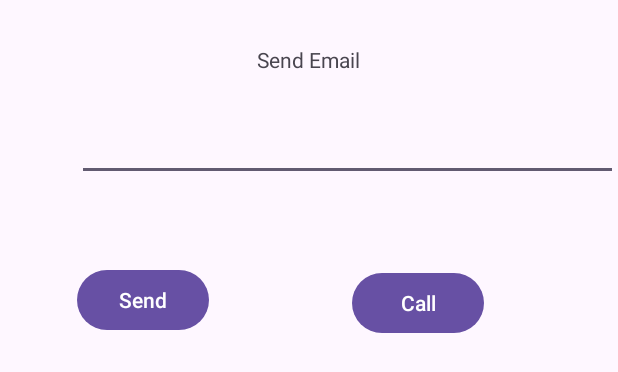
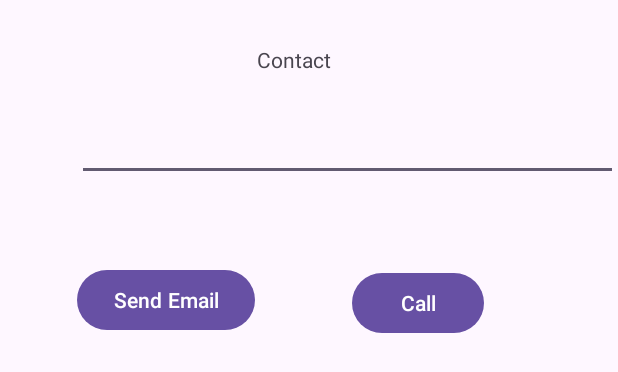
Before and after one commit to MaqC254/AndroidwithJava, an Android app: the layout activity_contact.xml on its own in the app's theme, with its tools: preview values and no code run, on a phone screen of 412 x 824 dp. Shown: the top 372 px of the screen. Run offline under Robolectric (Android 15) with nearby library versions, the phone set to English and light mode, and no system bars.

Commit message:
finish app

```diff
--- a/linkedInmock/app/src/main/res/layout/activity_contact.xml
+++ b/linkedInmock/app/src/main/res/layout/activity_contact.xml
@@ -4,11 +4,16 @@
                 android:layout_height="match_parent">
 
     <TextView
-            android:text="TextView"
-            android:layout_width="wrap_content"
-            android:layout_height="wrap_content" android:layout_alignParentStart="true"
-            android:layout_marginStart="171dp" android:layout_alignParentTop="true" android:layout_marginTop="30dp"
-            android:id="@+id/textView5" tools:text="Send Email" android:layout_centerHorizontal="true"/>
+        android:id="@+id/textView5"
+        android:layout_width="wrap_content"
+        android:layout_height="wrap_content"
+        android:layout_alignParentStart="true"
+        android:layout_alignParentTop="true"
+        android:layout_centerHorizontal="true"
+        android:layout_marginStart="171dp"
+        android:layout_marginTop="30dp"
+        android:text="Contact"
+        tools:text="Contact" />
     <EditText
             android:layout_width="match_parent"
             android:layout_height="wrap_content"
@@ -16,16 +21,27 @@
             android:ems="10"
             android:layout_alignParentStart="true" android:layout_marginStart="51dp"
             android:layout_alignParentTop="true" android:layout_marginTop="75dp" android:id="@+id/email_content"/>
+
     <Button
-            android:text="Button"
-            android:layout_width="wrap_content"
-            android:layout_height="wrap_content" android:layout_alignParentStart="true"
-            android:layout_marginStart="51dp" android:layout_alignParentTop="true" android:layout_marginTop="176dp"
-            android:id="@+id/send_email" tools:text="Send"/>
+        android:id="@+id/send_email"
+        android:layout_width="wrap_content"
+        android:layout_height="wrap_content"
+        android:layout_alignParentStart="true"
+        android:layout_alignParentTop="true"
+        android:layout_marginStart="51dp"
+        android:layout_marginTop="176dp"
+        android:text="Send Email"
+        tools:text="Send Email" />
+
     <Button
-            android:text="Button"
-            android:layout_width="wrap_content"
-            android:layout_height="wrap_content" android:layout_alignParentEnd="true"
-            android:layout_alignParentTop="true" android:layout_marginEnd="89dp" android:layout_marginTop="178dp"
-            android:id="@+id/call" tools:text="Call"/>
+        android:id="@+id/call"
+        android:layout_width="wrap_content"
+        android:layout_height="wrap_content"
+        android:layout_alignParentTop="true"
+
+        android:layout_alignParentEnd="true"
+        android:layout_marginTop="178dp"
+        android:layout_marginEnd="89dp"
+        android:text="Call"
+        tools:text="Call" />
 </RelativeLayout>
```
Also changed, not shown: linkedInmock/app/src/main/java/com/example/linkedin_mock/MessageActivity.java (+16 -10 lines), linkedInmock/app/src/main/java/com/example/linkedin_mock/UserProfileActivity.java (+17 -1 lines).
